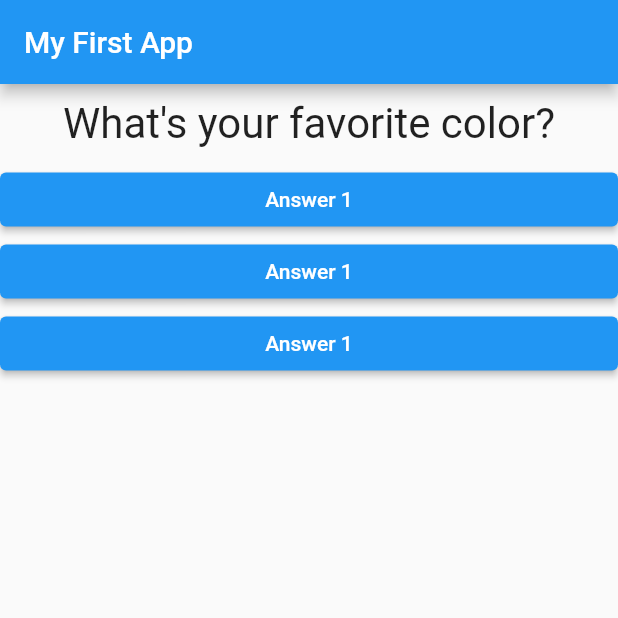
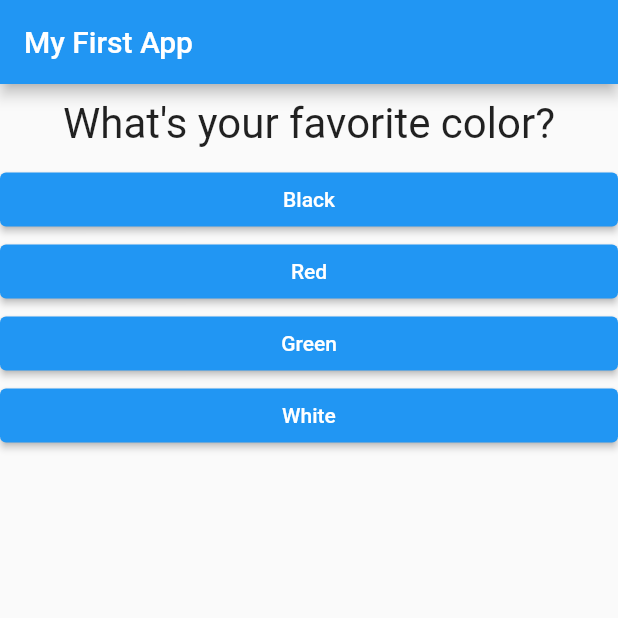
Before and after one commit to maplion/flutter-practice, a Flutter app: the screen it shows after launch, on a phone screen of 412 x 824 dp, the top half of it. Run offline on Flutter 3.47's test engine with Material 2 defaults, Android fonts, the phone set to English and light mode, and no system bars.

Commit message:
Functional result

```diff
--- a/lib/answer.dart
+++ b/lib/answer.dart
@@ -1,11 +1,16 @@
 import 'package:flutter/material.dart';
 
 class Answer extends StatelessWidget {
-  const Answer(
-      {Key? key, required this.selectHandler, required this.questionsLength})
-      : super(key: key);
   final Function selectHandler;
   final int questionsLength;
+  final String answerText;
+
+  const Answer(
+      {Key? key,
+      required this.selectHandler,
+      required this.questionsLength,
+      required this.answerText})
+      : super(key: key);
 
   @override
   Widget build(BuildContext context) {
@@ -14,9 +19,10 @@ class Answer extends StatelessWidget {
       child: ElevatedButton(
         style: ButtonStyle(
           backgroundColor: MaterialStateProperty.all(Colors.blue),
+          foregroundColor: MaterialStateProperty.all(Colors.white),
         ),
         onPressed: () => selectHandler(questionsLength),
-        child: const Text('Answer 1'),
+        child: Text(answerText),
       ),
     );
   }
--- a/lib/main.dart
+++ b/lib/main.dart
@@ -29,9 +29,19 @@ class _MyAppState extends State<MyApp> {
 
   @override
   Widget build(BuildContext context) {
-    var questions = [
-      'What\'s your favorite color?',
-      'What\'s your favorite animal?',
+    const questions = [
+      {
+        'questionText': 'What\'s your favorite color?',
+        'answers': ['Black', 'Red', 'Green', 'White'],
+      },
+      {
+        'questionText': 'What\'s your favorite animal?',
+        'answers': ['Rabbit', 'Snake', 'Elephant', 'Lion'],
+      },
+      {
+        'questionText': 'Who\'s your favorite instructor?',
+        'answers': ['Max', 'Ryan', 'Bill', 'Fred'],
+      },
     ];
     return MaterialApp(
       home: Scaffold(
@@ -41,17 +51,16 @@ class _MyAppState extends State<MyApp> {
         body: Column(
           children: [
             Question(
-              questionText: questions[_questionIndex],
+              questionText: questions[_questionIndex]['questionText'] as String,
             ),
-            Answer(
+            ...(questions[_questionIndex]['answers'] as List<String>)
+                .map((answer) {
+              return Answer(
                 questionsLength: questions.length,
-                selectHandler: _answerQuestion),
-            Answer(
-                questionsLength: questions.length,
-                selectHandler: _answerQuestion),
-            Answer(
-                questionsLength: questions.length,
-                selectHandler: _answerQuestion),
+                selectHandler: _answerQuestion,
+                answerText: answer,
+              );
+            }).toList(),
           ],
         ),
       ),
```
